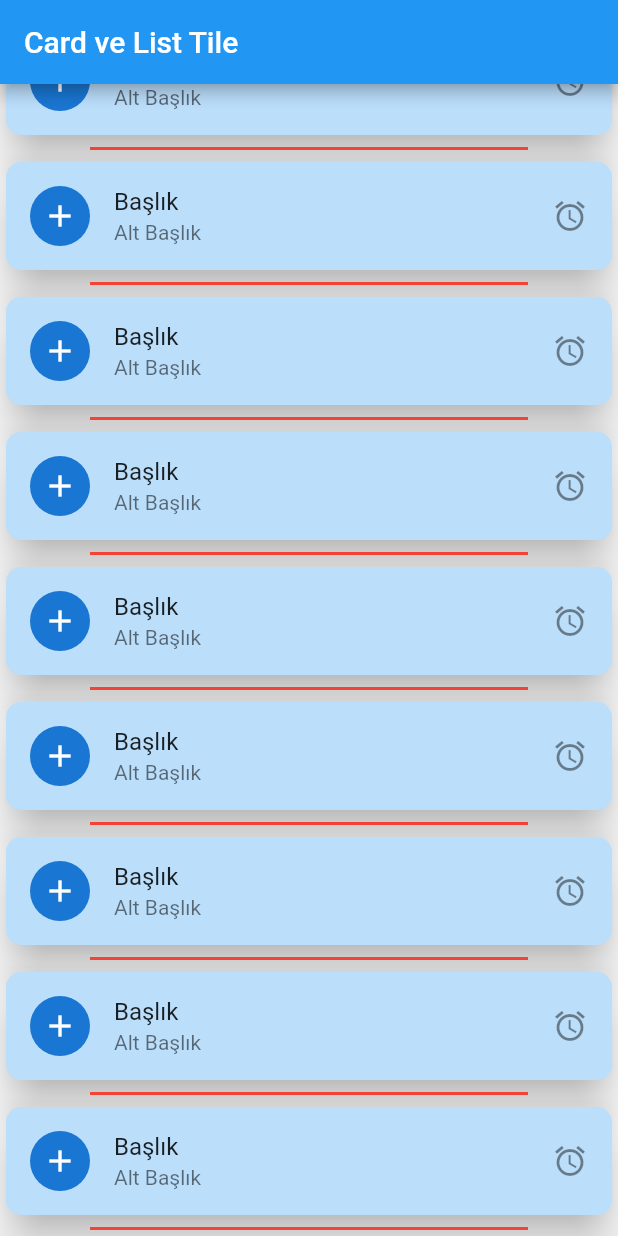
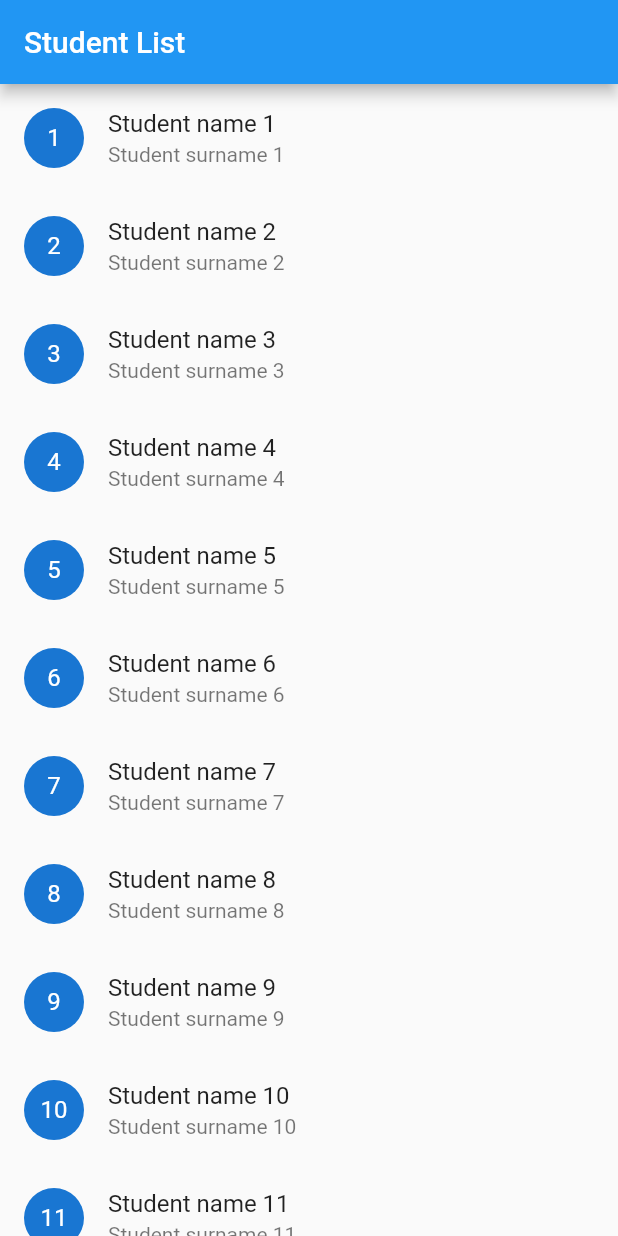
Before and after one commit to yarasaa/DartPractice, a Flutter app: the screen it shows after launch, on a phone screen of 412 x 824 dp. Run offline on Flutter 3.47's test engine with Material 2 defaults, Android fonts, the phone set to English and light mode, and no system bars.

Commit message:
ListViewWithFakeData

```diff
--- /dev/null
+++ b/lib/listview.dart
@@ -0,0 +1,42 @@
+import 'package:flutter/material.dart';
+
+class ListViewUsing extends StatelessWidget {
+  ListViewUsing({Key? key}) : super(key: key);
+  List<Student> allStudent = List.generate(
+    500,
+    (index) => Student(
+        index + 1, 'Student name ${index + 1}', 'Student surname ${index + 1}'),
+  );
+
+  @override
+  Widget build(BuildContext context) {
+    return Scaffold(
+      appBar: AppBar(
+        title: Text('Student List'),
+      ),
+      body: ListView(
+        children: allStudent
+            .map(
+              (Student student) => ListTile(
+                title: Text(student.name),
+                subtitle: Text(student.surname),
+                leading: CircleAvatar(
+                  child: Text(
+                    student.id.toString(),
+                  ),
+                ),
+              ),
+            )
+            .toList(),
+      ),
+    );
+  }
+}
+
+class Student {
+  final int id;
+  final String name;
+  final String surname;
+
+  Student(this.id, this.name, this.surname);
+}
--- a/lib/main.dart
+++ b/lib/main.dart
@@ -1,5 +1,6 @@
 import 'package:flutter/material.dart';
 import 'package:listtile/card_listtile.dart';
+import 'package:listtile/listview.dart';
 
 void main() => runApp(MyApp());
 
@@ -8,7 +9,7 @@ class MyApp extends StatelessWidget {
   Widget build(BuildContext context) {
     return MaterialApp(
       title: 'Material App',
-      home: CardListTile(),
+      home: ListViewUsing(),
     );
   }
 }
```
